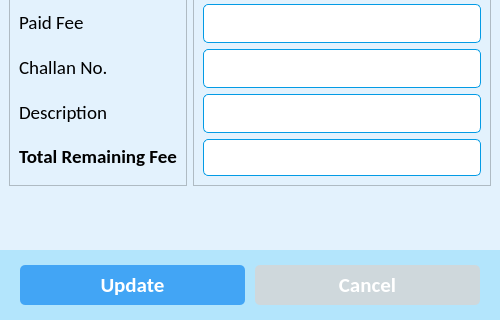
Above: ui/update_fees.ui from CodeWithEhtisham/School-Software before the change; both pictures show x 0 to 500 and y 230 to 550 of the 500 by 550 pixel window. Below: the same form after it.
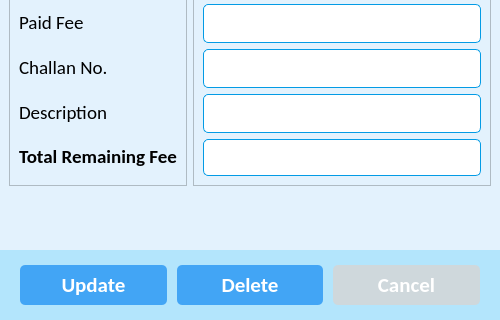
That is the form after the change. Icons and pictures are not drawn.

Commit message: delete done student and fee

```diff
--- a/ui/update_fees.ui
+++ b/ui/update_fees.ui
@@ -442,6 +442,37 @@
          </property>
         </widget>
        </item>
+       <item>
+        <widget class="QPushButton" name="btn_delete">
+         <property name="minimumSize">
+          <size>
+           <width>0</width>
+           <height>40</height>
+          </size>
+         </property>
+         <property name="font">
+          <font>
+           <family>Calibri</family>
+           <pointsize>16</pointsize>
+           <weight>75</weight>
+           <bold>true</bold>
+          </font>
+         </property>
+         <property name="text">
+          <string>Delete</string>
+         </property>
+         <property name="icon">
+          <iconset resource="../resources.qrc">
+           <normaloff>:/icons/assets/icons/save.png</normaloff>:/icons/assets/icons/save.png</iconset>
+         </property>
+         <property name="iconSize">
+          <size>
+           <width>32</width>
+           <height>32</height>
+          </size>
+         </property>
+        </widget>
+       </item>
        <item>
         <widget class="QPushButton" name="btn_cancel">
          <property name="minimumSize">
```
The commit also changes 5 other files.
